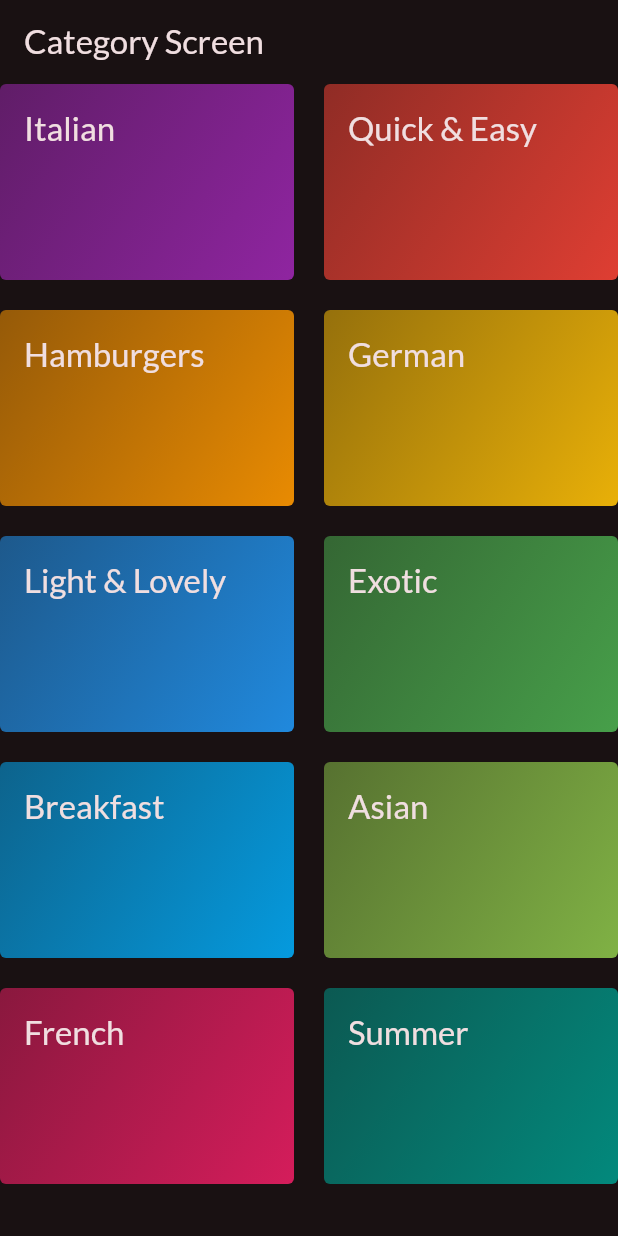
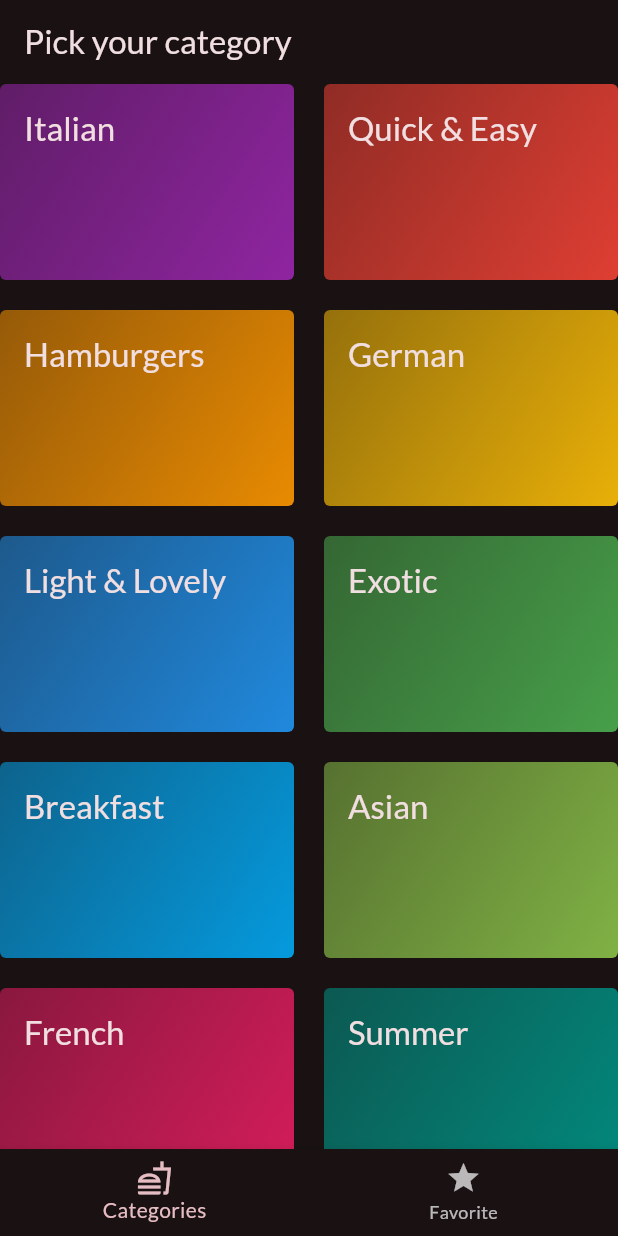
Before and after one commit to AbdelrhmanAmer/meal_flutter_app, a Flutter app: the screen it shows after launch, on a phone screen of 412 x 824 dp. Run offline on Flutter 3.47's test engine with Material 3 defaults, Android fonts, the phone set to English and light mode, and no system bars; our stand-ins replace google_fonts, transparent_image.

```diff
--- a/meal_app/lib/main.dart
+++ b/meal_app/lib/main.dart
@@ -1,6 +1,7 @@
 import 'package:flutter/material.dart';
 import 'package:google_fonts/google_fonts.dart';
 import 'package:meal_app/screens/categories_screen.dart';
+import 'package:meal_app/screens/tabs_screen.dart';
 
 void main() {
   runApp(const MyApp());
@@ -23,7 +24,7 @@ class MyApp extends StatelessWidget {
         useMaterial3: true,
         textTheme: GoogleFonts.latoTextTheme(),
       ),
-      home: const CategoryScreen(),
+      home: const TabsScreen(),
     );
   }
 }
--- a/meal_app/lib/screens/categories_screen.dart
+++ b/meal_app/lib/screens/categories_screen.dart
@@ -7,11 +7,7 @@ class CategoryScreen extends StatelessWidget {
 
   @override
   Widget build(BuildContext context) {
-    return Scaffold(
-      appBar: AppBar(
-        title: const Text("Category Screen"),
-      ),
-      body: GridView(
+    return GridView(
           gridDelegate: const SliverGridDelegateWithFixedCrossAxisCount(
               crossAxisCount: 2,
             mainAxisSpacing: 20,
@@ -23,7 +19,6 @@ class CategoryScreen extends StatelessWidget {
           for(final category in availableCategories)
             CategoryGridItem(category: category,)
         ],
-      ),
-    );
+      );
   }
 }
--- /dev/null
+++ b/meal_app/lib/screens/tabs_screen.dart
@@ -0,0 +1,53 @@
+import 'package:flutter/material.dart';
+import 'package:meal_app/screens/categories_screen.dart';
+import 'package:meal_app/screens/meals_screen.dart';
+
+class TabsScreen extends StatefulWidget {
+  const TabsScreen({super.key});
+
+  @override
+  State<TabsScreen> createState() => _TabsScreenState();
+}
+
+class _TabsScreenState extends State<TabsScreen> {
+  int _selectedPageIndex = 0;
+
+  void _selectPage(int index){
+    setState(() {
+      _selectedPageIndex = index;
+    });
+  }
+  @override
+  Widget build(BuildContext context) {
+    Widget activePage = const CategoryScreen();
+    String activePageTitle = 'Pick your category';
+
+    if(_selectedPageIndex == 1){
+      setState(() {
+        activePage = const MealsScreen(meals: []);
+        activePageTitle = 'Favorites';
+      });
+    }
+
+    return Scaffold(
+      appBar: AppBar(
+        title: Text(activePageTitle),
+      ),
+      body: activePage,
+      bottomNavigationBar: BottomNavigationBar(
+        onTap: _selectPage,
+        currentIndex: _selectedPageIndex,
+        items: const [
+          BottomNavigationBarItem(
+              icon: Icon(Icons.fastfood_outlined),
+              label: "Categories"
+          ),
+          BottomNavigationBarItem(
+              icon: Icon(Icons.star),
+              label: "Favorite"
+          ),
+        ],
+      ),
+    );
+  }
+}
```
Also changed, not shown: meal_app/lib/screens/meals_screen.dart (+20 -13 lines).
